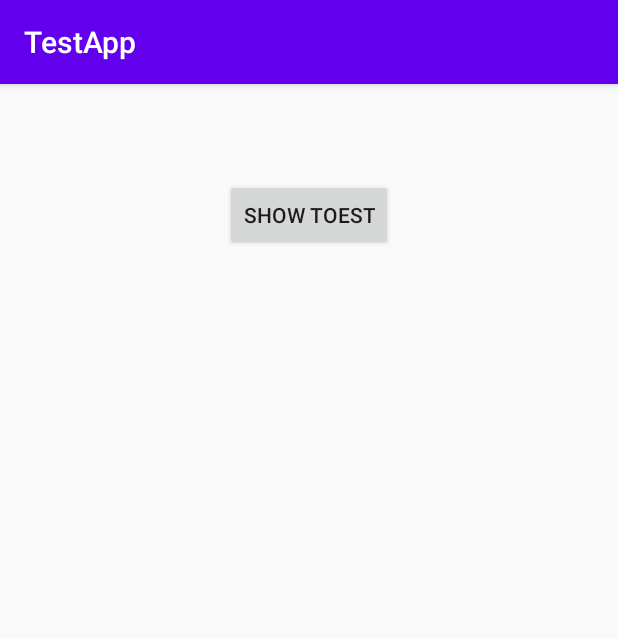
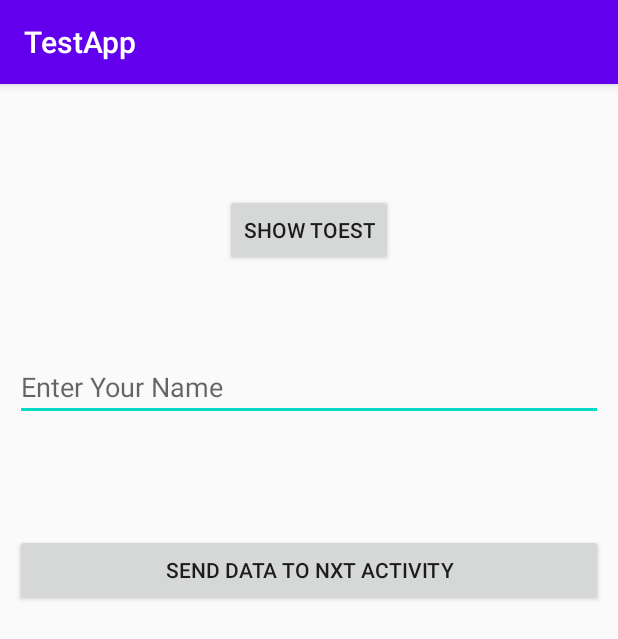
Before and after one commit to iftikharhafeez/MyFirstApp, an Android app: the screen it shows after launch (MainActivity), on a phone screen of 412 x 824 dp. Shown: the top 639 px of the screen. Run offline under Robolectric (Android 15) with nearby library versions, the phone set to English and light mode, and no system bars.

Commit message:
myFirstApp_lesson 3

```diff
--- a/app/src/main/AndroidManifest.xml
+++ b/app/src/main/AndroidManifest.xml
@@ -16,6 +16,9 @@
                 <category android:name="android.intent.category.LAUNCHER" />
             </intent-filter>
         </activity>
+
+        <activity android:name=".SecondActivity" />
+
     </application>
 
 </manifest>
--- a/app/src/main/res/layout/activity_main.xml
+++ b/app/src/main/res/layout/activity_main.xml
@@ -5,7 +5,8 @@
     xmlns:tools="http://schemas.android.com/tools"
     android:layout_width="match_parent"
     android:layout_height="match_parent"
-    tools:context=".MainActivity">
+    tools:context=".MainActivity"
+    android:padding="10dp">
 
 
     <Button
@@ -16,4 +17,24 @@
         android:layout_centerHorizontal="true"
         android:layout_marginTop="63dp"
         android:text="show Toest" />
+
+    <EditText
+        android:id="@+id/UserMessage"
+        android:layout_width="match_parent"
+        android:layout_height="wrap_content"
+        android:layout_alignParentTop="true"
+        android:layout_centerHorizontal="true"
+        android:layout_marginTop="169dp"
+        android:ems="10"
+        android:hint="Enter Your Name" />
+
+    <Button
+        android:id="@+id/btnSendMtoNActivity"
+        android:layout_width="match_parent"
+        android:layout_height="wrap_content"
+        android:layout_alignParentTop="true"
+        android:layout_centerHorizontal="true"
+        android:layout_marginTop="290dp"
+        android:text="Send Data to nxt Activity" />
+
 </RelativeLayout>
```
Also changed, not shown: app/src/main/java/com/iftikharhafeez/testapp/MainActivity.kt (+12 -0 lines), app/src/main/java/com/iftikharhafeez/testapp/SecondActivity.kt (added, +12 -0 lines), app/src/main/res/layout/activity_second.xml (added, +8 -0 lines).
